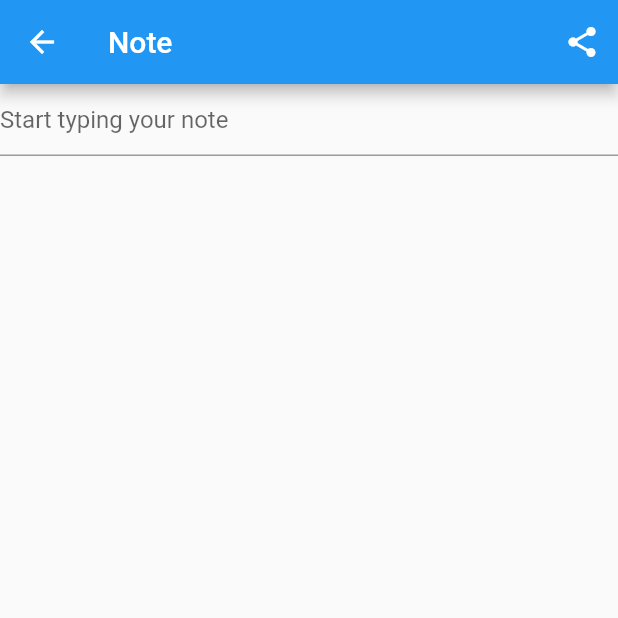
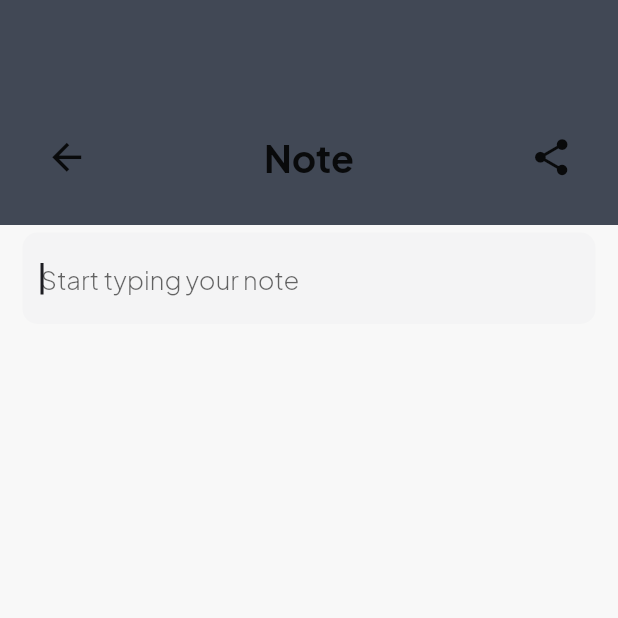
Before and after one commit to wakevro/my-notes-flutter, a Flutter app: the CreateUpdateNoteView screen opened by its route, on a phone screen of 412 x 824 dp, the top half of it. Run offline on Flutter 3.47's test engine with Material 2 defaults, Android fonts, the light colour scheme and no system bars; our stand-ins replace bloc, cloud_firestore, equatable, firebase_auth, firebase_core, flutter_bloc and 3 more; accounts and stored records are empty; generated files the repository leaves out were written again.

Commit message:
Redesign create note

```diff
--- a/lib/views/notes/create_update_note_view.dart
+++ b/lib/views/notes/create_update_note_view.dart
@@ -1,11 +1,13 @@
 import 'dart:developer';
 
 import 'package:flutter/material.dart';
+import 'package:mynotes/constants/dimensions.dart';
+import 'package:mynotes/constants/pallete.dart';
+import 'package:mynotes/constants/text_styling.dart';
 import 'package:mynotes/extensions/buildcontext/loc.dart';
 import 'package:mynotes/services/auth/auth_service.dart';
 import 'package:mynotes/utilities/dialog/cannot_share_empty_note.dart';
 import 'package:mynotes/utilities/generics/get_arguments.dart';
-import 'package:mynotes/utilities/dialog/show_circular_loading.dart';
 import 'package:mynotes/services/cloud/cloud_note.dart';
 import 'package:mynotes/services/cloud/firebase_cloud_storage.dart';
 import 'package:share_plus/share_plus.dart';
@@ -103,11 +105,40 @@ class _CreateUpdateNoteViewState extends State<CreateUpdateNoteView> {
   @override
   Widget build(BuildContext context) {
     return Scaffold(
-      appBar: AppBar(
-        title: Text(context.loc.note),
-        actions: [
-          IconButton(
-              onPressed: () async {
+      backgroundColor: Pallete.whiteColor,
+      body: Column(
+        children: [
+          Container(
+            padding: Dimension.bodyPadding,
+            margin: const EdgeInsets.only(bottom: 0),
+            alignment: Alignment.bottomCenter,
+            height: 150,
+            decoration: const BoxDecoration(
+              color: Pallete.darkMidColor,
+            ),
+            child: Row(
+              mainAxisAlignment: MainAxisAlignment.spaceBetween,
+              children: [
+                GestureDetector(
+                  child: Icon(
+                    Icons.adaptive.arrow_back,
+                    size: 29,
+                  ),
+                  onTap: () {
+                    Navigator.of(context).pop();
+                  },
+                ),
+                Text(
+                  context.loc.note,
+                  style: TStyle.heading2
+                      .copyWith(fontSize: 25, fontWeight: FontWeight.bold),
+                ),
+                GestureDetector(
+                  child: Icon(
+                    Icons.adaptive.share,
+                    size: 29,
+                  ),
+                  onTap: () async {
                     final text = _textController.text;
                     if (_note == null || text.isEmpty) {
                       await showCannotShareEmptyNoteDialog(context);
@@ -115,27 +146,53 @@ class _CreateUpdateNoteViewState extends State<CreateUpdateNoteView> {
                       Share.share(text);
                     }
                   },
-              icon: Icon(Icons.adaptive.share))
+                ),
               ],
             ),
-      body: FutureBuilder(
+          ),
+          SingleChildScrollView(
+            physics: const BouncingScrollPhysics(),
+            child: Container(
+              padding: const EdgeInsets.symmetric(horizontal: 15, vertical: 5),
+              child: FutureBuilder(
                 future: createOrGetExistingNote(context),
                 builder: (context, snapshot) {
                   switch (snapshot.connectionState) {
                     case ConnectionState.done:
                       log("New note info: $_note", name: tag);
                       _setupTextControllerlistener();
+
                       return TextField(
+                        decoration: InputDecoration(
+                          hintText: context.loc.start_typing_your_note,
+                          border: OutlineInputBorder(
+                            borderRadius: BorderRadius.circular(10),
+                            borderSide: BorderSide.none,
+                          ),
+                          focusedBorder: OutlineInputBorder(
+                            borderRadius: BorderRadius.circular(10),
+                            borderSide: BorderSide.none,
+                          ),
+                          filled: true,
+                          fillColor: Pallete.lightColor.withOpacity(0.1),
+                        ),
                         controller: _textController,
+                        cursorColor: Pallete.darkColor,
+                        autofocus: true,
                         keyboardType: TextInputType.multiline,
                         maxLines: null,
-                decoration: InputDecoration(
-                    hintText: context.loc.start_typing_your_note),
+                        textCapitalization: TextCapitalization.sentences,
+                        style: TStyle.bodyMedium,
                       );
                     default:
-              return showCircularLoading();
+                      return const Center(
+                          child: CircularProgressIndicator.adaptive());
                   }
                 },
+              ),
+            ),
+          ),
+        ],
       ),
     );
   }
```
Lines whose indentation alone changed are shown as unchanged.
